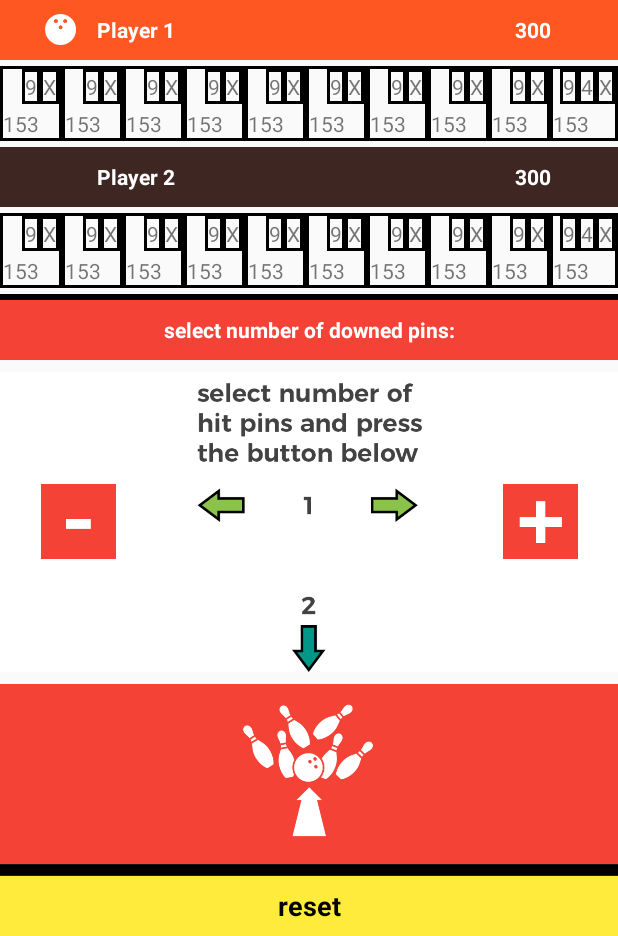
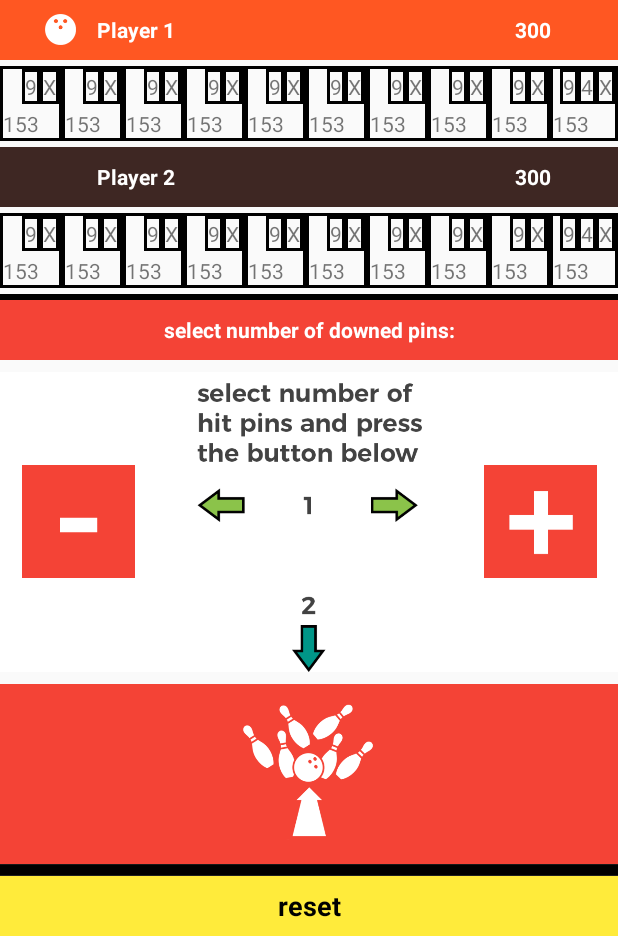
Before and after one commit to adriantache/Bowling-Scoring, an Android app: the screen it shows after launch (MainActivity), on a phone screen of 412 x 824 dp, the part 300-1236 px from its top. Run offline under Robolectric (Android 15) with nearby library versions, the light colour scheme and no system bars.

Commit message:
Increase pin selection button size

```diff
--- a/app/src/main/res/layout/activity_main.xml
+++ b/app/src/main/res/layout/activity_main.xml
@@ -966,7 +966,7 @@
 
         <ImageView
             android:layout_width="wrap_content"
-            android:layout_height="50dp"
+            android:layout_height="75dp"
             android:layout_gravity="center_vertical"
             android:layout_weight="1"
             android:clickable="true"
@@ -982,7 +982,7 @@
 
         <ImageView
             android:layout_width="wrap_content"
-            android:layout_height="50dp"
+            android:layout_height="75dp"
             android:layout_gravity="center_vertical"
             android:layout_weight="1"
             android:clickable="true"
```
